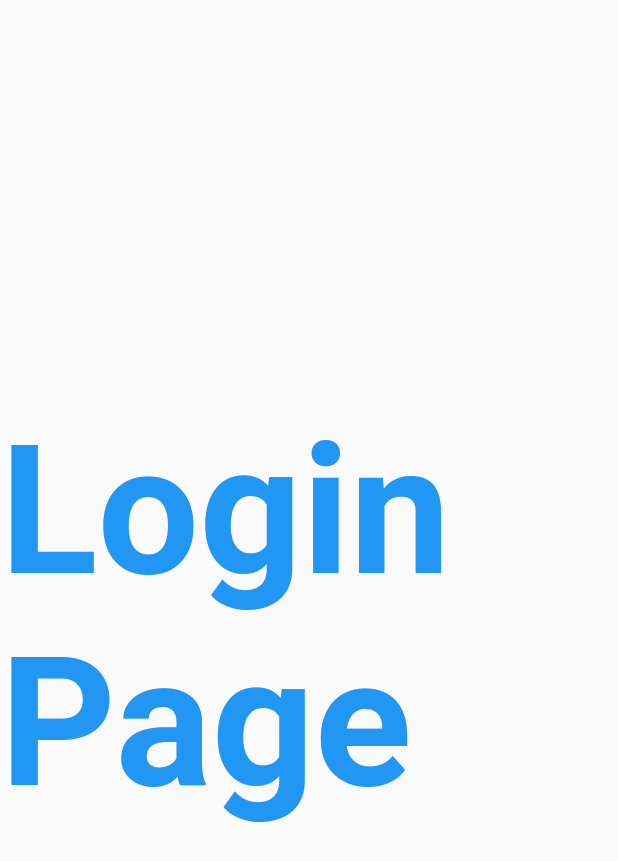
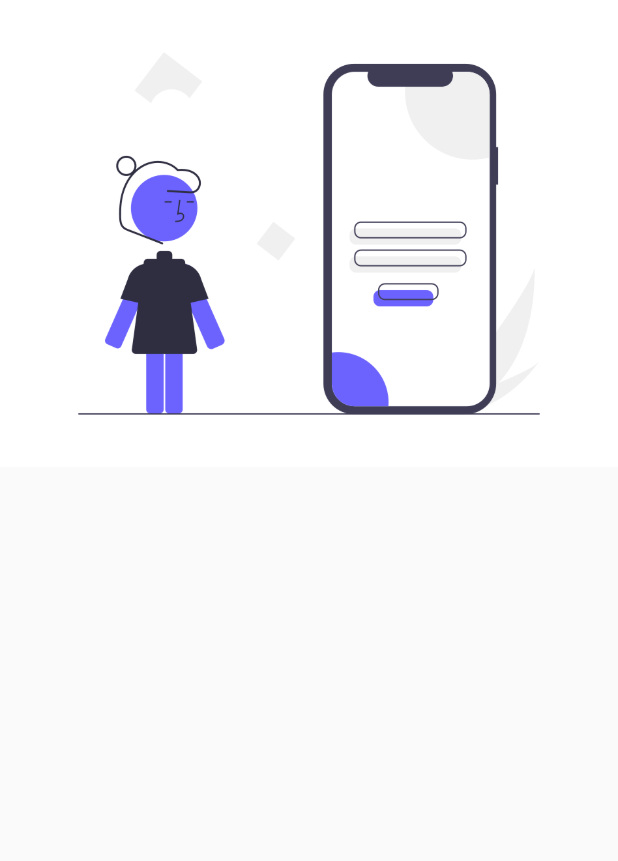
Before and after one commit to lamichhaneranjan/30_days_flutter, a Flutter app: the screen it shows after launch, on a phone screen of 412 x 824 dp. Shown: the top 861 px of the screen. Run offline on Flutter 3.47's test engine with Material 2 defaults, Android fonts, the phone set to English and light mode, and no system bars.

Commit message:
Day 3 img

```diff
--- a/lib/pages/login_page.dart
+++ b/lib/pages/login_page.dart
@@ -6,16 +6,8 @@ class LoginPage extends StatelessWidget {
   @override
   Widget build(BuildContext context) {
     return Material(
-      child: Center(
-          child: Text(
-        "Login Page",
-        style: TextStyle(
-          fontSize: 40,
-          color: Colors.blue,
-          fontWeight: FontWeight.bold,
-        ),
-        textScaleFactor: 3.0,
-      )),
-    );
+        child: Column(
+      children: [Image.asset("assets/images/login_page.png")],
+    ));
   }
 }
```
Also changed, not shown: pubspec.yaml (+4 -6 lines), assets/images/login_page.png (added).
